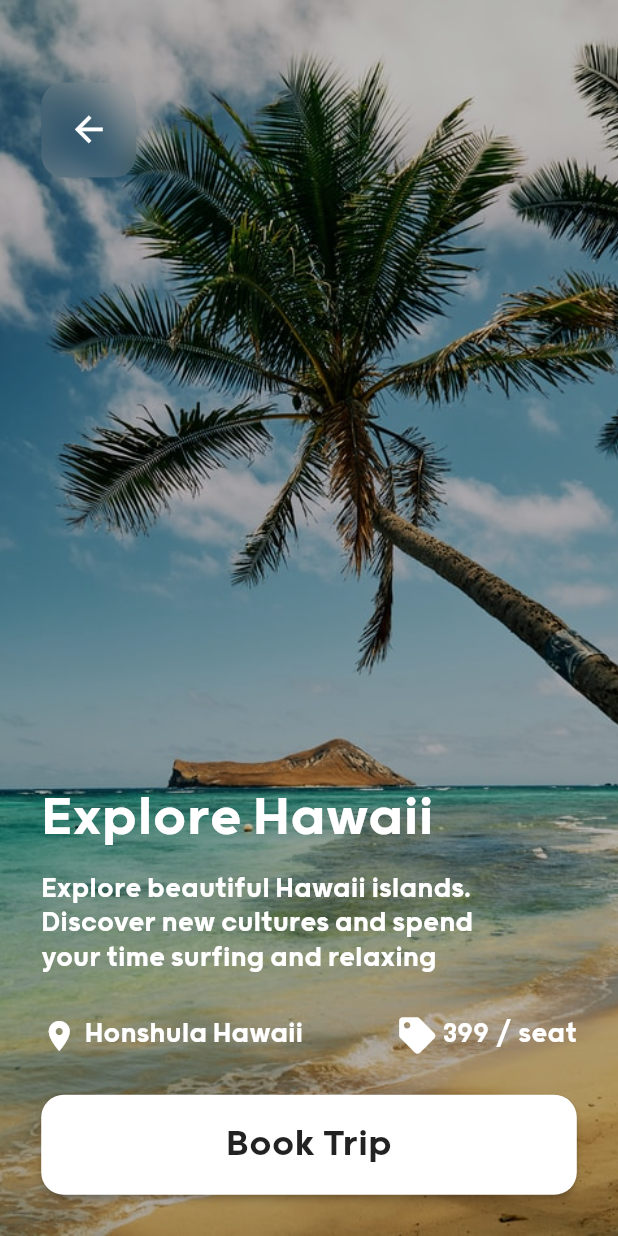
After one commit to hershe-project/Trip_UI_Flutter_Design, a Flutter app: the screen it shows after launch, after a tap on "-- OUR PICK", on a phone screen of 412 x 824 dp. The commit adds this screen. Run offline on Flutter 3.47's test engine with Material 2 defaults, Android fonts, the phone set to English and light mode, and no system bars; our stand-ins replace flutter_icons.

Commit message:
secondpage done

```diff
--- /dev/null
+++ b/lib/bookpage.dart
@@ -0,0 +1,165 @@
+import 'dart:ui';
+
+import 'package:flutter/material.dart';
+import 'package:flutter_icons/flutter_icons.dart';
+import 'package:trip/home.dart';
+
+class Book extends StatefulWidget {
+  final String image;
+  final String plaecName;
+  final String location;
+  final String rate;
+
+  Book({this.image, this.location, this.plaecName, this.rate});
+  @override
+  _BookState createState() => _BookState();
+}
+
+class _BookState extends State<Book> {
+  @override
+  Widget build(BuildContext context) {
+    double height = MediaQuery.of(context).size.height;
+    double width = MediaQuery.of(context).size.width;
+    return Scaffold(
+        body: Stack(
+      children: <Widget>[
+        Container(
+          padding: EdgeInsets.all(30.0),
+          decoration: BoxDecoration(
+              image: DecorationImage(
+                  image: AssetImage(widget.image),
+                  fit: BoxFit.cover,
+                  colorFilter:
+                      ColorFilter.mode(Colors.black26, BlendMode.darken))),
+          height: height,
+          width: width,
+        ),
+
+        //we will be using clipRRect to get the defined place
+        Padding(
+          padding: EdgeInsets.only(top: height / 15, left: height / 30),
+          child: ClipRRect(
+            borderRadius: BorderRadius.circular(15.0),
+            child: BackdropFilter(
+              filter: ImageFilter.blur(sigmaX: 10.0, sigmaY: 10.0),
+              child: Container(
+                height: height / 13,
+                width: height / 13,
+                //just a sake of testing
+                color: Colors.grey.shade400.withOpacity(0.10),
+                child: Center(
+                    child: IconButton(
+                        icon: Icon(
+                          Icons.arrow_back,
+                          color: Colors.white,
+                          size: height / 30,
+                        ),
+                        onPressed: () {
+                          Navigator.of(context).push(
+                              MaterialPageRoute(builder: (context) => Home()));
+                        })),
+              ),
+            ),
+          ),
+        ),
+        //lets provide  a guestire so that it takes back to the screen
+        //or we can use icon button too
+        //looks nice
+        //now the content
+        Padding(
+          padding: EdgeInsets.all(height / 30),
+          child: Column(
+            crossAxisAlignment: CrossAxisAlignment.stretch,
+            mainAxisAlignment: MainAxisAlignment.end,
+            children: <Widget>[
+              Text(
+                "Explore ${widget.plaecName}",
+                style: TextStyle(color: Colors.white, fontSize: height / 20),
+                textAlign: TextAlign.start,
+              ),
+              SizedBox(
+                height: height / 60,
+              ),
+              Text(
+                "Explore beautiful ${widget.plaecName} islands.\nDiscover new cultures and spend\nyour time surfing and relaxing",
+                style: TextStyle(color: Colors.white, fontSize: height / 40),
+                textAlign: TextAlign.start,
+              ),
+              SizedBox(
+                height: height / 30,
+              ),
+              //row for the place and rates of price
+              Row(
+                mainAxisAlignment: MainAxisAlignment.spaceBetween,
+                children: <Widget>[
+                  //lets copy from the home its same
+                  Row(
+                    children: <Widget>[
+                      Icon(
+                        Icons.location_on,
+                        color: Colors.white,
+                      ),
+                      SizedBox(
+                        width: 5.0,
+                      ),
+                      Text(
+                        widget.location,
+                        style: TextStyle(
+                            color: Colors.white, fontSize: height / 40),
+                      )
+                    ],
+                  ),
+                  //same let scopy the tag price too
+                  Row(
+                    children: <Widget>[
+                      Icon(
+                        FontAwesome.tag,
+                        color: Colors.white,
+                      ),
+                      SizedBox(
+                        width: 5.0,
+                      ),
+                      Text(
+                        "${widget.rate} / seat",
+                        style: TextStyle(
+                            color: Colors.white, fontSize: height / 40),
+                      )
+                    ],
+                  ),
+                ],
+              ),
+              //ended row for price and location
+              SizedBox(
+                height: height / 30,
+              ),
+              RaisedButton(
+                padding: EdgeInsets.all(height / 45),
+                onPressed: () {},
+                color: Colors.white,
+                shape: RoundedRectangleBorder(
+                  borderRadius: BorderRadius.circular(15.0),
+                ),
+                child: Text(
+                  "Book Trip",
+                  style: TextStyle(fontSize: height / 30),
+                ),
+              ),
+
+              //its done lets go for the correction....
+            ],
+          ),
+        )
+      ],
+    ));
+
+    //it seems that the background image has some color drop let's do that too
+    //now loks good
+    //well GANPATI BAPPA MORYA
+    //HOPE BAPPA MAKE THE WORLD CORONA FREE
+    //SO TILL THAT STAY FREE STAY @ HOME
+    //LIKE AND SHARE THW VIDEO
+    // DO COMMENT THE VIDEO
+    //SUBSCRIBE
+    //THANKYOU
+  }
+}
--- a/lib/home.dart
+++ b/lib/home.dart
@@ -1,5 +1,6 @@
 import 'package:flutter/material.dart';
 import 'package:flutter_icons/flutter_icons.dart';
+import 'package:trip/bookpage.dart';
 import 'package:trip/main.dart';
 
 class Home extends StatefulWidget {
@@ -109,7 +110,8 @@ class _HomeState extends State<Home> {
     double height = MediaQuery.of(context).size.height;
     double boxHeight = height / 3.7;
     double width = MediaQuery.of(context).size.width;
-    return Padding(
+    return GestureDetector(
+      child: Padding(
           padding:
               EdgeInsets.fromLTRB(height / 40, 0.0, height / 40, height / 40),
           child: Container(
@@ -226,7 +228,19 @@ class _HomeState extends State<Home> {
                 )
               ],
             ),
-        ));
+          )),
+      onTap: () {
+        Navigator.of(context).push(MaterialPageRoute(
+            builder: (context) =>
+                // MyHomePage()
+                Book(
+                  image: image,
+                  location: location,
+                  plaecName: place,
+                  rate: price,
+                )));
+      },
+    );
 
     //so almost we are done with the first page ...
     //ow lets head for the second page
--- a/pubspec.yaml
+++ b/pubspec.yaml
@@ -24,6 +24,7 @@ dependencies:
   # Use with the CupertinoIcons class for iOS style icons.
   cupertino_icons: ^0.1.2
   flutter_icons: ^1.1.0
+  font_awesome_flutter: ^8.8.1
 
 dev_dependencies:
   flutter_test:
```
Lines whose indentation alone changed are shown as unchanged.
